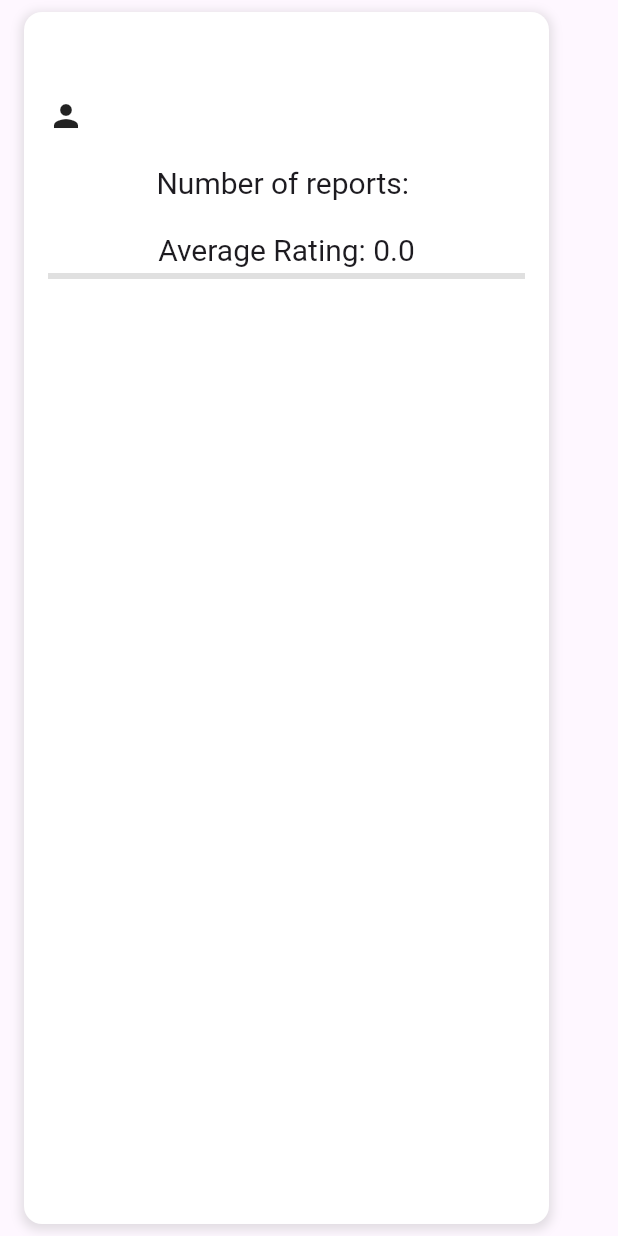
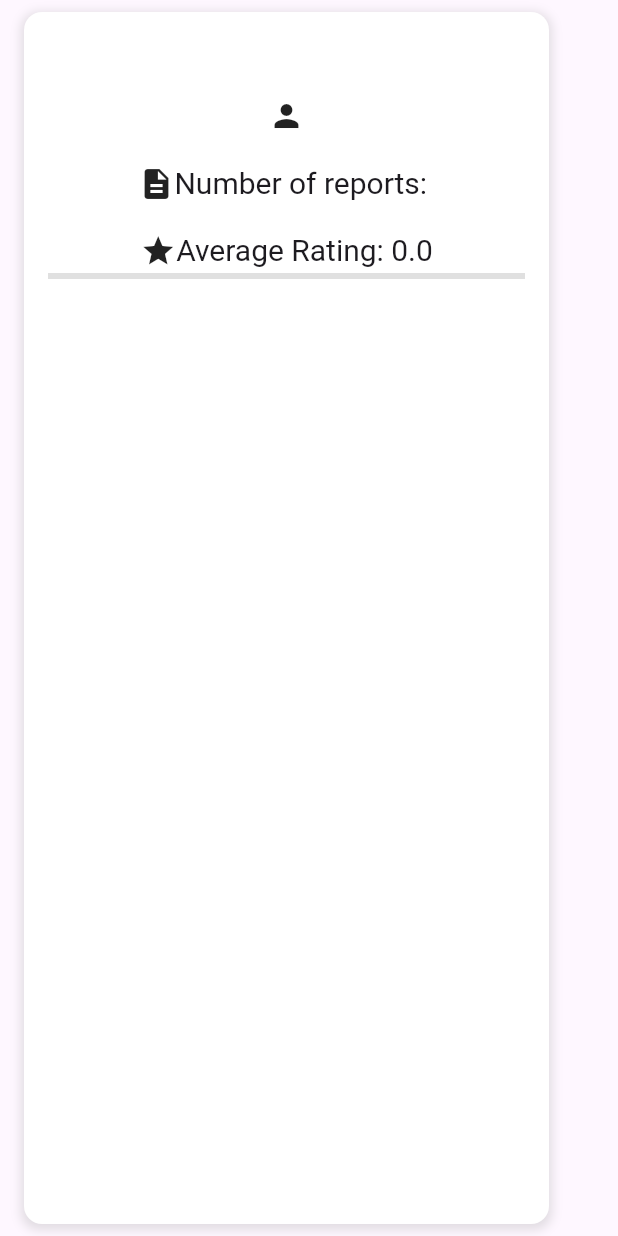
Before and after one commit to MaycolMD/mobile_support_assistance, a Flutter app: what buildCard() shows on an empty page, opened directly with empty values, on a phone screen of 412 x 824 dp. Run offline on Flutter 3.47's test engine with Material 3 defaults, Android fonts, the phone set to English and light mode, and no system bars; our stand-ins replace flutter_rating_bar, get; Roboto replaces fonts that are missing (Readex Pro).

Commit message:
fixed cards on list supporter

```diff
--- a/lib/ui/pages/coordinator/list_supports.dart
+++ b/lib/ui/pages/coordinator/list_supports.dart
@@ -112,7 +112,7 @@ Widget buildCard({
         ),
         const SizedBox(height: 5),
         Center(
-            child: Row(children: [
+            child: Row(mainAxisAlignment: MainAxisAlignment.center, children: [
           Icon(Icons.person),
           SizedBox(
             height: 10,
@@ -128,22 +128,41 @@ Widget buildCard({
         ])),
         const SizedBox(height: 16),
         Center(
-            child: Text(
+          child: Row(
+            mainAxisAlignment: MainAxisAlignment.center,
+            children: [
+              Icon(Icons.description),
+              SizedBox(
+                height: 10,
+              ),
+              Text(
                 'Number of reports: $countReports',
                 style: const TextStyle(
                   fontFamily: 'Readex Pro',
                   letterSpacing: 0,
                   fontSize: 20,
                 ),
-        )),
+              )
+            ],
+          ),
+        ),
         const SizedBox(height: 16),
         Container(
           child: Center(
               child: Column(children: [
+            Row(
+              mainAxisAlignment: MainAxisAlignment.center,
+              children: [
+                Icon(Icons.grade),
+                SizedBox(
+                  height: 10,
+                ),
                 Text(
                   'Average Rating: $avgRating',
                   style: const TextStyle(
                       fontFamily: 'Readex Pro', letterSpacing: 0, fontSize: 20),
+                )
+              ],
             ),
             LinearProgressIndicator(
               value: progress,
```
Lines whose indentation alone changed are shown as unchanged.
